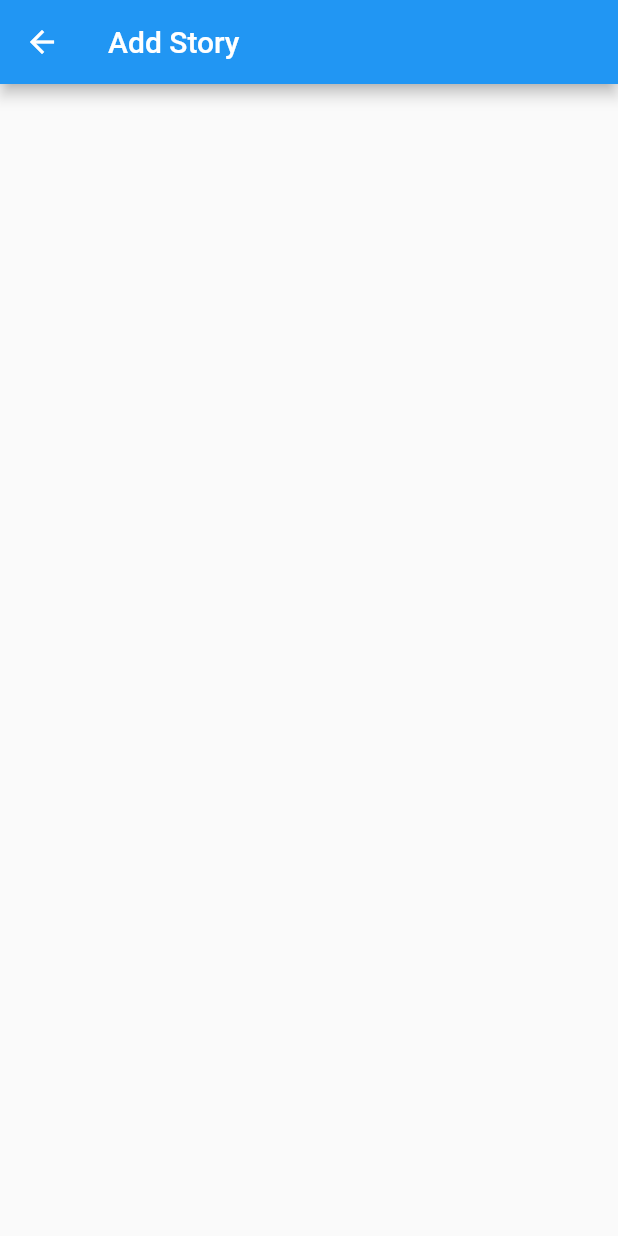
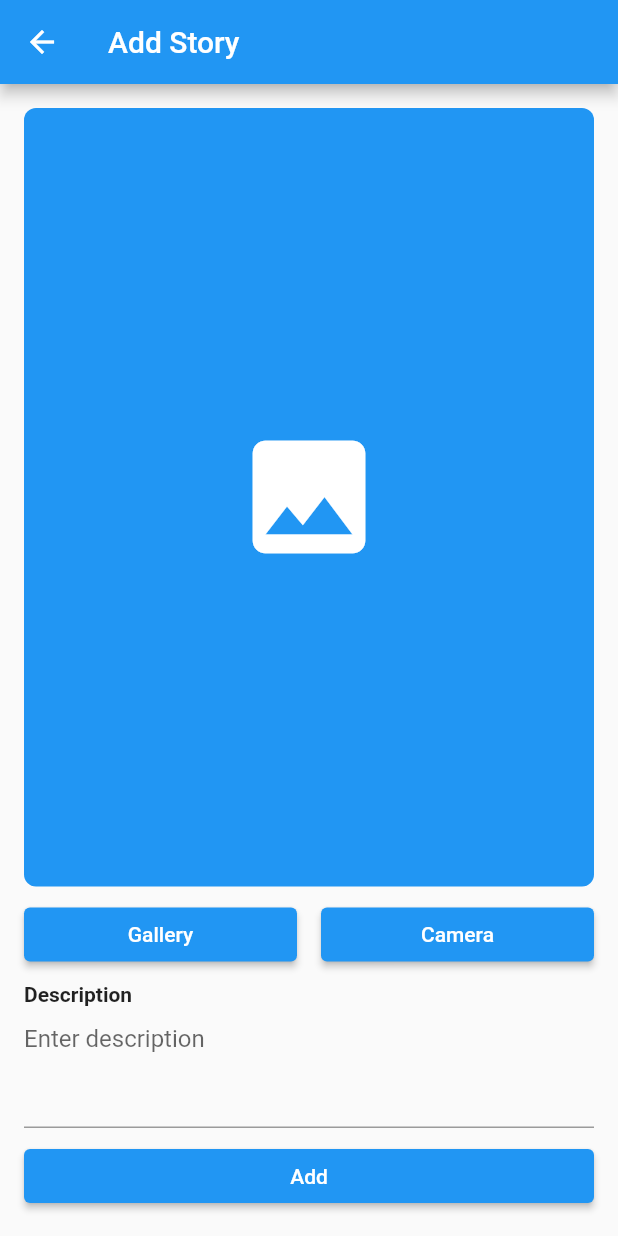
Before and after one commit to codetron21/dicoding-flutter-intermediate, a Flutter app: the AddStoryScreen screen opened directly, on a phone screen of 412 x 824 dp. Run offline on Flutter 3.47's test engine with Material 2 defaults, Android fonts, the phone set to English and light mode, and no system bars; our stand-ins replace cached_network_image, camera, flutter_riverpod, image_picker, shared_preferences; accounts and stored records are empty.

Commit message:
add feature camera

```diff
--- a/lib/features/story/add/add_story_screen.dart
+++ b/lib/features/story/add/add_story_screen.dart
@@ -1,17 +1,155 @@
+import 'dart:io';
+
+import 'package:camera/camera.dart';
+import 'package:dicoding_story_app/features/story/add/state/add_story_notifier.dart';
+import 'package:dicoding_story_app/features/story/add/state/add_story_value_notifier.dart';
+import 'package:dicoding_story_app/main_notifier.dart';
 import 'package:flutter/material.dart';
 import 'package:flutter_riverpod/flutter_riverpod.dart';
+import 'package:image_picker/image_picker.dart';
 
-class AddStoryScreen extends ConsumerWidget {
+class AddStoryScreen extends ConsumerStatefulWidget {
   static const valueKey = ValueKey('AddStoryScreen');
 
   const AddStoryScreen({Key? key}) : super(key: key);
 
   @override
-  Widget build(BuildContext context, WidgetRef ref) {
+  ConsumerState<ConsumerStatefulWidget> createState() {
+    return AddStoryState();
+  }
+
+}
+
+class AddStoryState extends ConsumerState<AddStoryScreen> {
+
+  @override
+  Widget build(BuildContext context) {
+    final addStoryValNotifier =
+        ref.read(AddStoryValueNotifier.provider.notifier);
+    final addStoryValState = ref.watch(AddStoryValueNotifier.provider);
+
+    final addStoryNotifier = ref.read(AddStoryNotifier.provider.notifier);
+    final addStoryState = ref.watch(AddStoryNotifier.provider);
+
+    final mainNotifier = ref.read(MainNotifier.provider.notifier);
+
     return Scaffold(
       appBar: AppBar(
         title: const Text('Add Story'),
       ),
+      body: Stack(
+        children: [
+          Padding(
+            padding: const EdgeInsets.all(16),
+            child: Column(
+              crossAxisAlignment: CrossAxisAlignment.stretch,
+              children: [
+                Expanded(
+                  flex: 2,
+                  child: addStoryValState.imagePathExists
+                      ? _showImage(addStoryValState.imagePath!)
+                      : Container(
+                          decoration: BoxDecoration(
+                            color: Theme.of(context).primaryColor,
+                            borderRadius:
+                                const BorderRadius.all(Radius.circular(8)),
+                          ),
+                          child: const Align(
+                            alignment: Alignment.center,
+                            child: Icon(
+                              Icons.image,
+                              size: 100,
+                              color: Colors.white,
+                            ),
+                          ),
+                        ),
+                ),
+                const SizedBox(height: 8),
+                Row(
+                  mainAxisSize: MainAxisSize.max,
+                  children: [
+                    Expanded(
+                      child: ElevatedButton(
+                        onPressed: addStoryState.isLoading
+                            ? null
+                            : () {
+                                _onGalleryView(
+                                  (file) {
+                                    if (file == null) return;
+                                    addStoryValNotifier.setImageFile(file);
+                                  },
+                                );
+                              },
+                        child: const Text('Gallery'),
+                      ),
+                    ),
+                    const SizedBox(width: 16),
+                    Expanded(
+                      child: ElevatedButton(
+                        onPressed: addStoryState.isLoading
+                            ? null
+                            : () {
+                                availableCameras().then((cameras) {
+                                  addStoryValNotifier.waitForResult().then((value) {
+                                    if(value == null) return;
+                                    addStoryValNotifier.setImageFile(value);
+                                  });
+                                  mainNotifier.navigateToCamera(cameras);
+                                });
+                              },
+                        child: const Text('Camera'),
+                      ),
+                    ),
+                  ],
+                ),
+                const SizedBox(height: 8),
+                const Text(
+                  'Description',
+                  style: TextStyle(
+                    fontWeight: FontWeight.bold,
+                  ),
+                ),
+                TextField(
+                  enabled: !addStoryState.isLoading,
+                  decoration: const InputDecoration(
+                    hintText: "Enter description",
+                  ),
+                  textInputAction: TextInputAction.done,
+                  keyboardType: TextInputType.multiline,
+                  maxLines: 3,
+                  onChanged: addStoryValNotifier.onDescriptionOnChanged,
+                ),
+                const SizedBox(height: 8),
+                ElevatedButton(
+                  onPressed: () {},
+                  child: const Text("Add"),
+                ),
+              ],
+            ),
+          ),
+          // const Align(
+          //   alignment: Alignment.center,
+          //   child: CircularProgressIndicator(),
+          // )
+        ],
+      ),
     );
   }
+
+  Widget _showImage(String imagePath) {
+    return Image.file(
+      File(imagePath),
+      fit: BoxFit.contain,
+    );
+  }
+
+  _onGalleryView(Function(XFile?) callback) async {
+    final ImagePicker picker = ImagePicker();
+
+    final XFile? pickedFile = await picker.pickImage(
+      source: ImageSource.gallery,
+    );
+
+    callback.call(pickedFile);
+  }
 }
--- /dev/null
+++ b/lib/features/story/add/state/add_story_notifier.dart
@@ -0,0 +1,11 @@
+import 'package:dicoding_story_app/features/story/add/state/add_story_state.dart';
+import 'package:flutter_riverpod/flutter_riverpod.dart';
+
+class AddStoryNotifier extends StateNotifier<AddStoryState> {
+  static final provider = StateNotifierProvider<AddStoryNotifier, AddStoryState>(
+      (ref) => AddStoryNotifier());
+
+  AddStoryNotifier() : super(AddStoryState.init());
+
+
+}
--- /dev/null
+++ b/lib/features/story/add/state/add_story_state.dart
@@ -0,0 +1,23 @@
+class AddStoryState {
+  final bool isLoading;
+  final String errorMessage;
+
+  const AddStoryState({
+    required this.isLoading,
+    this.errorMessage = "",
+  });
+
+  factory AddStoryState.init() {
+    return const AddStoryState(isLoading: false);
+  }
+
+  AddStoryState copy({
+    bool? isLoading,
+    String? errorMessage,
+  }) {
+    return AddStoryState(
+      isLoading: isLoading ?? this.isLoading,
+      errorMessage: errorMessage ?? this.errorMessage,
+    );
+  }
+}
--- /dev/null
+++ b/lib/features/story/add/state/add_story_value_notifier.dart
@@ -0,0 +1,34 @@
+import 'dart:async';
+
+import 'package:camera/camera.dart';
+import 'package:dicoding_story_app/features/story/add/state/add_story_value_state.dart';
+import 'package:flutter_riverpod/flutter_riverpod.dart';
+
+class AddStoryValueNotifier extends StateNotifier<AddStoryValueState> {
+  static final provider =
+      StateNotifierProvider.autoDispose<AddStoryValueNotifier, AddStoryValueState>((ref) => AddStoryValueNotifier());
+
+  Completer<XFile?>? _completer;
+
+  AddStoryValueNotifier() : super(AddStoryValueState.init());
+
+  void setImageFile(XFile imageFile) {
+    state = state.copy(
+      imageFile: imageFile,
+    );
+  }
+
+  Future<XFile?> waitForResult() async {
+    _completer = Completer<XFile?>();
+    return _completer?.future;
+  }
+
+  void returnData(XFile? value) {
+    _completer?.complete(value);
+  }
+
+  void onDescriptionOnChanged(String value) {
+    state = state.copy(description: value);
+  }
+
+}
--- /dev/null
+++ b/lib/features/story/add/state/add_story_value_state.dart
@@ -0,0 +1,29 @@
+import 'package:camera/camera.dart';
+
+class AddStoryValueState {
+  final XFile? imageFile;
+  final String description;
+
+  const AddStoryValueState({
+    this.imageFile,
+    this.description = "",
+  });
+
+  factory AddStoryValueState.init() {
+    return const AddStoryValueState();
+  }
+
+  String? get imagePath => imageFile?.path;
+
+  bool get imagePathExists => imagePath != null;
+
+  AddStoryValueState copy({
+    XFile? imageFile,
+    String? description,
+  }) {
+    return AddStoryValueState(
+      imageFile: imageFile ?? this.imageFile,
+      description: description ?? this.description,
+    );
+  }
+}
--- a/lib/main_state.dart
+++ b/lib/main_state.dart
@@ -1,51 +1,68 @@
-import 'dart:ffi';
+import 'package:camera/camera.dart';
 
 class MainState {
   final String? userToken;
+  final String? storyId;
+  final List<CameraDescription>? cameras;
   final bool isRegister;
   final bool isAddStory;
-  final String? storyId;
 
   const MainState({
     this.userToken,
+    this.storyId,
+    this.cameras,
     required this.isRegister,
     required this.isAddStory,
-    this.storyId,
   });
 
   factory MainState.init() {
     return const MainState(
-      userToken: null,
-      isRegister: false,
-      isAddStory: false,
-      storyId: null,
-    );
+        userToken: null,
+        storyId: null,
+        cameras: null,
+        isRegister: false,
+        isAddStory: false,);
   }
 
   MainState copy({
     String? userToken,
+    String? storyId,
+    List<CameraDescription>? cameras,
     bool? isRegister,
     bool? isAddStory,
-    String? storyId,
   }) {
     return MainState(
       userToken: userToken ?? this.userToken,
+      storyId: storyId ?? this.storyId,
+      cameras: cameras ?? this.cameras,
       isRegister: isRegister ?? this.isRegister,
       isAddStory: isAddStory ?? this.isAddStory,
-      storyId: storyId ?? this.storyId,
     );
   }
 
   MainState resetMain() {
     return MainState(
       userToken: userToken,
+      storyId: null,
+      cameras: null,
       isRegister: false,
       isAddStory: false,
+    );
+  }
+
+  MainState resetCamera() {
+    return MainState(
+      userToken: userToken,
       storyId: null,
+      cameras: null,
+      isRegister: false,
+      isAddStory: true,
     );
   }
 
   bool get isUserLoggedIn => userToken != null;
 
   bool get storyIdExists => storyId != null;
+
+  bool get cameraExists => cameras != null;
 }
--- a/pubspec.yaml
+++ b/pubspec.yaml
@@ -35,6 +35,8 @@ dependencies:
   intl: ^0.18.0
   http: ^0.13.5
   cached_network_image: ^3.2.3
+  image_picker: ^0.8.6+3
+  camera: ^0.10.3+1
 
   # The following adds the Cupertino Icons font to your application.
   # Use with the CupertinoIcons class for iOS style icons.
```
Also changed, not shown: lib/features/story/add/camera_screen.dart (added, +147 -0 lines), lib/features/story/services/stories_services.dart (+8 -1 lines), lib/main.dart (+6 -1 lines), lib/main_notifier.dart (+16 -2 lines), pubspec.lock.
